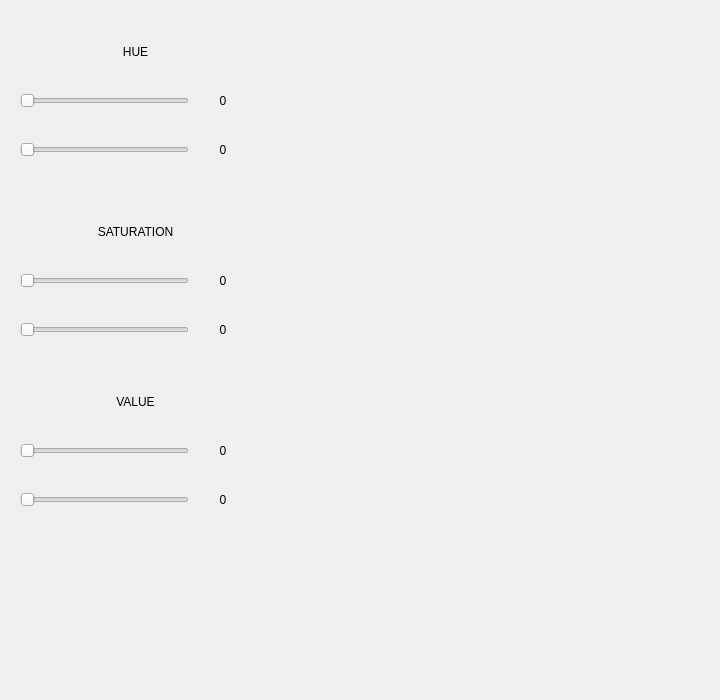
Old version of the form DAY_4/HW_002/qt_usb_cam_vision/ui/settingswindow.ui in the repository kinesis19/ROBIT_ROS2_HW.
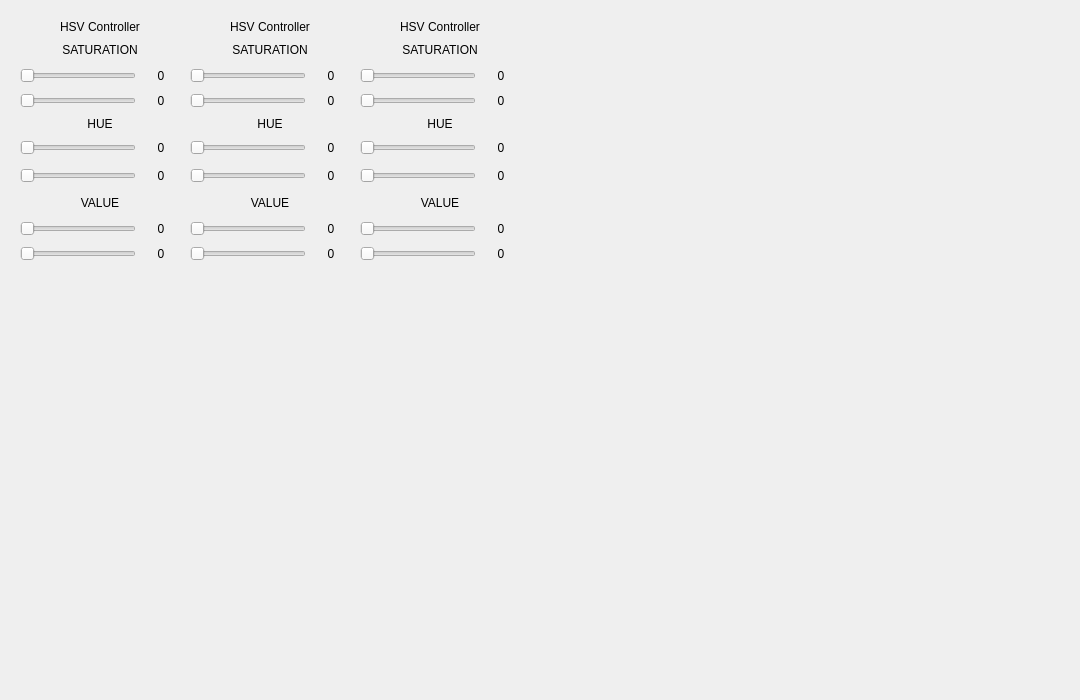
New version of the form. Icons and pictures are not drawn.

Patch:
```diff
--- a/DAY_4/HW_002/qt_usb_cam_vision/ui/settingswindow.ui
+++ b/DAY_4/HW_002/qt_usb_cam_vision/ui/settingswindow.ui
@@ -6,7 +6,7 @@
    <rect>
     <x>0</x>
     <y>0</y>
-    <width>720</width>
+    <width>1080</width>
     <height>700</height>
    </rect>
   </property>
@@ -18,13 +18,13 @@
   </property>
   <property name="minimumSize">
    <size>
-    <width>720</width>
+    <width>1080</width>
     <height>700</height>
    </size>
   </property>
   <property name="maximumSize">
    <size>
-    <width>720</width>
+    <width>1080</width>
     <height>700</height>
    </size>
   </property>
@@ -39,20 +39,26 @@
    <locale language="English" country="Australia"/>
   </property>
   <widget class="QWidget" name="centralwidget">
-   <widget class="QWidget" name="verticalLayoutWidget">
+   <widget class="QWidget" name="verticalLayoutWidget_4">
     <property name="geometry">
      <rect>
       <x>20</x>
-      <y>30</y>
-      <width>231</width>
-      <height>141</height>
+      <y>20</y>
+      <width>160</width>
+      <height>244</height>
      </rect>
     </property>
-    <layout class="QVBoxLayout" name="verticalLayout" stretch="1,1,1">
+    <layout class="QVBoxLayout" name="verticalLayout_4">
      <item>
-      <widget class="QLabel" name="label">
+      <widget class="QLabel" name="label_10">
+       <property name="sizePolicy">
+        <sizepolicy hsizetype="Expanding" vsizetype="Preferred">
+         <horstretch>0</horstretch>
+         <verstretch>0</verstretch>
+        </sizepolicy>
+       </property>
        <property name="text">
-        <string>HUE</string>
+        <string>HSV Controller</string>
        </property>
        <property name="alignment">
         <set>Qt::AlignmentFlag::AlignCenter</set>
@@ -60,63 +66,195 @@
       </widget>
      </item>
      <item>
-      <layout class="QHBoxLayout" name="horizontalLayout" stretch="3,1">
+      <layout class="QVBoxLayout" name="verticalLayout_2" stretch="1,1,1">
        <item>
-        <widget class="QSlider" name="horizontalSlider">
-         <property name="orientation">
-          <enum>Qt::Orientation::Horizontal</enum>
-         </property>
-        </widget>
-       </item>
-       <item>
-        <widget class="QLabel" name="label_2">
+        <widget class="QLabel" name="label_4">
          <property name="text">
-          <string>0</string>
+          <string>SATURATION</string>
          </property>
          <property name="alignment">
           <set>Qt::AlignmentFlag::AlignCenter</set>
          </property>
         </widget>
        </item>
+       <item>
+        <layout class="QHBoxLayout" name="horizontalLayout_3" stretch="3,1">
+         <item>
+          <widget class="QSlider" name="horizontalSlider_3">
+           <property name="orientation">
+            <enum>Qt::Orientation::Horizontal</enum>
+           </property>
+          </widget>
+         </item>
+         <item>
+          <widget class="QLabel" name="label_5">
+           <property name="text">
+            <string>0</string>
+           </property>
+           <property name="alignment">
+            <set>Qt::AlignmentFlag::AlignCenter</set>
+           </property>
+          </widget>
+         </item>
+        </layout>
+       </item>
+       <item>
+        <layout class="QHBoxLayout" name="horizontalLayout_4" stretch="3,1">
+         <item>
+          <widget class="QSlider" name="horizontalSlider_4">
+           <property name="orientation">
+            <enum>Qt::Orientation::Horizontal</enum>
+           </property>
+          </widget>
+         </item>
+         <item>
+          <widget class="QLabel" name="label_6">
+           <property name="text">
+            <string>0</string>
+           </property>
+           <property name="alignment">
+            <set>Qt::AlignmentFlag::AlignCenter</set>
+           </property>
+          </widget>
+         </item>
+        </layout>
+       </item>
       </layout>
      </item>
      <item>
-      <layout class="QHBoxLayout" name="horizontalLayout_2" stretch="3,1">
+      <layout class="QVBoxLayout" name="verticalLayout" stretch="0,1,1">
        <item>
-        <widget class="QSlider" name="horizontalSlider_2">
-         <property name="orientation">
-          <enum>Qt::Orientation::Horizontal</enum>
+        <widget class="QLabel" name="label">
+         <property name="text">
+          <string>HUE</string>
          </property>
+         <property name="alignment">
+          <set>Qt::AlignmentFlag::AlignCenter</set>
+         </property>
         </widget>
        </item>
        <item>
-        <widget class="QLabel" name="label_3">
+        <layout class="QHBoxLayout" name="horizontalLayout" stretch="3,1">
+         <item>
+          <widget class="QSlider" name="horizontalSlider">
+           <property name="orientation">
+            <enum>Qt::Orientation::Horizontal</enum>
+           </property>
+          </widget>
+         </item>
+         <item>
+          <widget class="QLabel" name="label_2">
+           <property name="text">
+            <string>0</string>
+           </property>
+           <property name="alignment">
+            <set>Qt::AlignmentFlag::AlignCenter</set>
+           </property>
+          </widget>
+         </item>
+        </layout>
+       </item>
+       <item>
+        <layout class="QHBoxLayout" name="horizontalLayout_2" stretch="3,1">
+         <item>
+          <widget class="QSlider" name="horizontalSlider_2">
+           <property name="orientation">
+            <enum>Qt::Orientation::Horizontal</enum>
+           </property>
+          </widget>
+         </item>
+         <item>
+          <widget class="QLabel" name="label_3">
+           <property name="text">
+            <string>0</string>
+           </property>
+           <property name="alignment">
+            <set>Qt::AlignmentFlag::AlignCenter</set>
+           </property>
+          </widget>
+         </item>
+        </layout>
+       </item>
+      </layout>
+     </item>
+     <item>
+      <layout class="QVBoxLayout" name="verticalLayout_3" stretch="1,1,1">
+       <item>
+        <widget class="QLabel" name="label_7">
          <property name="text">
-          <string>0</string>
+          <string>VALUE</string>
          </property>
          <property name="alignment">
           <set>Qt::AlignmentFlag::AlignCenter</set>
          </property>
         </widget>
        </item>
+       <item>
+        <layout class="QHBoxLayout" name="horizontalLayout_5" stretch="3,1">
+         <item>
+          <widget class="QSlider" name="horizontalSlider_5">
+           <property name="orientation">
+            <enum>Qt::Orientation::Horizontal</enum>
+           </property>
+          </widget>
+         </item>
+         <item>
+          <widget class="QLabel" name="label_8">
+           <property name="text">
+            <string>0</string>
+           </property>
+           <property name="alignment">
+            <set>Qt::AlignmentFlag::AlignCenter</set>
+           </property>
+          </widget>
+         </item>
+        </layout>
+       </item>
+       <item>
+        <layout class="QHBoxLayout" name="horizontalLayout_6" stretch="3,1">
+         <item>
+          <widget class="QSlider" name="horizontalSlider_6">
+           <property name="orientation">
+            <enum>Qt::Orientation::Horizontal</enum>
+           </property>
+          </widget>
+         </item>
+         <item>
+          <widget class="QLabel" name="label_9">
+           <property name="text">
+            <string>0</string>
+           </property>
+           <property name="alignment">
+            <set>Qt::AlignmentFlag::AlignCenter</set>
+           </property>
+          </widget>
+         </item>
+        </layout>
+       </item>
       </layout>
      </item>
     </layout>
    </widget>
-   <widget class="QWidget" name="verticalLayoutWidget_2">
+   <widget class="QWidget" name="verticalLayoutWidget_5">
     <property name="geometry">
      <rect>
-      <x>20</x>
-      <y>210</y>
-      <width>231</width>
-      <height>141</height>
+      <x>190</x>
+      <y>20</y>
+      <width>160</width>
+      <height>244</height>
      </rect>
     </property>
-    <layout class="QVBoxLayout" name="verticalLayout_2" stretch="1,1,1">
+    <layout class="QVBoxLayout" name="verticalLayout_5">
      <item>
-      <widget class="QLabel" name="label_4">
+      <widget class="QLabel" name="label_11">
+       <property name="sizePolicy">
+        <sizepolicy hsizetype="Expanding" vsizetype="Preferred">
+         <horstretch>0</horstretch>
+         <verstretch>0</verstretch>
+        </sizepolicy>
+       </property>
        <property name="text">
-        <string>SATURATION</string>
+        <string>HSV Controller</string>
        </property>
        <property name="alignment">
         <set>Qt::AlignmentFlag::AlignCenter</set>
@@ -124,63 +262,195 @@
       </widget>
      </item>
      <item>
-      <layout class="QHBoxLayout" name="horizontalLayout_3" stretch="3,1">
+      <layout class="QVBoxLayout" name="verticalLayout_6" stretch="1,1,1">
        <item>
-        <widget class="QSlider" name="horizontalSlider_3">
-         <property name="orientation">
-          <enum>Qt::Orientation::Horizontal</enum>
-         </property>
-        </widget>
-       </item>
-       <item>
-        <widget class="QLabel" name="label_5">
+        <widget class="QLabel" name="label_12">
          <property name="text">
-          <string>0</string>
+          <string>SATURATION</string>
          </property>
          <property name="alignment">
           <set>Qt::AlignmentFlag::AlignCenter</set>
          </property>
         </widget>
        </item>
+       <item>
+        <layout class="QHBoxLayout" name="horizontalLayout_7" stretch="3,1">
+         <item>
+          <widget class="QSlider" name="horizontalSlider_7">
+           <property name="orientation">
+            <enum>Qt::Orientation::Horizontal</enum>
+           </property>
+          </widget>
+         </item>
+         <item>
+          <widget class="QLabel" name="label_13">
+           <property name="text">
+            <string>0</string>
+           </property>
+           <property name="alignment">
+            <set>Qt::AlignmentFlag::AlignCenter</set>
+           </property>
+          </widget>
+         </item>
+        </layout>
+       </item>
+       <item>
+        <layout class="QHBoxLayout" name="horizontalLayout_8" stretch="3,1">
+         <item>
+          <widget class="QSlider" name="horizontalSlider_8">
+           <property name="orientation">
+            <enum>Qt::Orientation::Horizontal</enum>
+           </property>
+          </widget>
+         </item>
+         <item>
+          <widget class="QLabel" name="label_14">
+           <property name="text">
+            <string>0</string>
+           </property>
+           <property name="alignment">
+            <set>Qt::AlignmentFlag::AlignCenter</set>
+           </property>
+          </widget>
+         </item>
+        </layout>
+       </item>
       </layout>
      </item>
      <item>
-      <layout class="QHBoxLayout" name="horizontalLayout_4" stretch="3,1">
+      <layout class="QVBoxLayout" name="verticalLayout_7" stretch="0,1,1">
        <item>
-        <widget class="QSlider" name="horizontalSlider_4">
-         <property name="orientation">
-          <enum>Qt::Orientation::Horizontal</enum>
+        <widget class="QLabel" name="label_15">
+         <property name="text">
+          <string>HUE</string>
          </property>
+         <property name="alignment">
+          <set>Qt::AlignmentFlag::AlignCenter</set>
+         </property>
         </widget>
        </item>
        <item>
-        <widget class="QLabel" name="label_6">
+        <layout class="QHBoxLayout" name="horizontalLayout_9" stretch="3,1">
+         <item>
+          <widget class="QSlider" name="horizontalSlider_9">
+           <property name="orientation">
+            <enum>Qt::Orientation::Horizontal</enum>
+           </property>
+          </widget>
+         </item>
+         <item>
+          <widget class="QLabel" name="label_16">
+           <property name="text">
+            <string>0</string>
+           </property>
+           <property name="alignment">
+            <set>Qt::AlignmentFlag::AlignCenter</set>
+           </property>
+          </widget>
+         </item>
+        </layout>
+       </item>
+       <item>
+        <layout class="QHBoxLayout" name="horizontalLayout_10" stretch="3,1">
+         <item>
+          <widget class="QSlider" name="horizontalSlider_10">
+           <property name="orientation">
+            <enum>Qt::Orientation::Horizontal</enum>
+           </property>
+          </widget>
+         </item>
+         <item>
+          <widget class="QLabel" name="label_17">
+           <property name="text">
+            <string>0</string>
+           </property>
+           <property name="alignment">
+            <set>Qt::AlignmentFlag::AlignCenter</set>
+           </property>
+          </widget>
+         </item>
+        </layout>
+       </item>
+      </layout>
+     </item>
+     <item>
+      <layout class="QVBoxLayout" name="verticalLayout_8" stretch="1,1,1">
+       <item>
+        <widget class="QLabel" name="label_18">
          <property name="text">
-          <string>0</string>
+          <string>VALUE</string>
          </property>
          <property name="alignment">
           <set>Qt::AlignmentFlag::AlignCenter</set>
          </property>
         </widget>
        </item>
+       <item>
+        <layout class="QHBoxLayout" name="horizontalLayout_11" stretch="3,1">
+         <item>
+          <widget class="QSlider" name="horizontalSlider_11">
+           <property name="orientation">
+            <enum>Qt::Orientation::Horizontal</enum>
+           </property>
+          </widget>
+         </item>
+         <item>
+          <widget class="QLabel" name="label_19">
+           <property name="text">
+            <string>0</string>
+           </property>
+           <property name="alignment">
+            <set>Qt::AlignmentFlag::AlignCenter</set>
+           </property>
+          </widget>
+         </item>
+        </layout>
+       </item>
+       <item>
+        <layout class="QHBoxLayout" name="horizontalLayout_12" stretch="3,1">
+         <item>
+          <widget class="QSlider" name="horizontalSlider_12">
+           <property name="orientation">
+            <enum>Qt::Orientation::Horizontal</enum>
+           </property>
+          </widget>
+         </item>
+         <item>
+          <widget class="QLabel" name="label_20">
+           <property name="text">
+            <string>0</string>
+           </property>
+           <property name="alignment">
+            <set>Qt::AlignmentFlag::AlignCenter</set>
+           </property>
+          </widget>
+         </item>
+        </layout>
+       </item>
       </layout>
      </item>
     </layout>
    </widget>
-   <widget class="QWidget" name="verticalLayoutWidget_3">
+   <widget class="QWidget" name="verticalLayoutWidget_6">
     <property name="geometry">
      <rect>
-      <x>20</x>
-      <y>380</y>
-      <width>231</width>
-      <height>141</height>
+      <x>360</x>
+      <y>20</y>
+      <width>160</width>
+      <height>244</height>
      </rect>
     </property>
-    <layout class="QVBoxLayout" name="verticalLayout_3" stretch="1,1,1">
+    <layout class="QVBoxLayout" name="verticalLayout_9">
      <item>
-      <widget class="QLabel" name="label_7">
+      <widget class="QLabel" name="label_21">
+       <property name="sizePolicy">
+        <sizepolicy hsizetype="Expanding" vsizetype="Preferred">
+         <horstretch>0</horstretch>
+         <verstretch>0</verstretch>
+        </sizepolicy>
+       </property>
        <property name="text">
-        <string>VALUE</string>
+        <string>HSV Controller</string>
        </property>
        <property name="alignment">
         <set>Qt::AlignmentFlag::AlignCenter</set>
@@ -188,45 +458,171 @@
       </widget>
      </item>
      <item>
-      <layout class="QHBoxLayout" name="horizontalLayout_5" stretch="3,1">
+      <layout class="QVBoxLayout" name="verticalLayout_10" stretch="1,1,1">
        <item>
-        <widget class="QSlider" name="horizontalSlider_5">
-         <property name="orientation">
-          <enum>Qt::Orientation::Horizontal</enum>
-         </property>
-        </widget>
-       </item>
-       <item>
-        <widget class="QLabel" name="label_8">
+        <widget class="QLabel" name="label_22">
          <property name="text">
-          <string>0</string>
+          <string>SATURATION</string>
          </property>
          <property name="alignment">
           <set>Qt::AlignmentFlag::AlignCenter</set>
          </property>
         </widget>
        </item>
+       <item>
+        <layout class="QHBoxLayout" name="horizontalLayout_13" stretch="3,1">
+         <item>
+          <widget class="QSlider" name="horizontalSlider_13">
+           <property name="orientation">
+            <enum>Qt::Orientation::Horizontal</enum>
+           </property>
+          </widget>
+         </item>
+         <item>
+          <widget class="QLabel" name="label_23">
+           <property name="text">
+            <string>0</string>
+           </property>
+           <property name="alignment">
+            <set>Qt::AlignmentFlag::AlignCenter</set>
+           </property>
+          </widget>
+         </item>
+        </layout>
+       </item>
+       <item>
+        <layout class="QHBoxLayout" name="horizontalLayout_14" stretch="3,1">
+         <item>
+          <widget class="QSlider" name="horizontalSlider_14">
+           <property name="orientation">
+            <enum>Qt::Orientation::Horizontal</enum>
+           </property>
+          </widget>
+         </item>
+         <item>
+          <widget class="QLabel" name="label_24">
+           <property name="text">
+            <string>0</string>
+           </property>
+           <property name="alignment">
+            <set>Qt::AlignmentFlag::AlignCenter</set>
+           </property>
+          </widget>
+         </item>
+        </layout>
+       </item>
       </layout>
      </item>
      <item>
-      <layout class="QHBoxLayout" name="horizontalLayout_6" stretch="3,1">
+      <layout class="QVBoxLayout" name="verticalLayout_11" stretch="0,1,1">
        <item>
-        <widget class="QSlider" name="horizontalSlider_6">
-         <property name="orientation">
-          <enum>Qt::Orientation::Horizontal</enum>
+        <widget class="QLabel" name="label_25">
+         <property name="text">
+          <string>HUE</string>
          </property>
+         <property name="alignment">
+          <set>Qt::AlignmentFlag::AlignCenter</set>
+         </property>
         </widget>
        </item>
        <item>
-        <widget class="QLabel" name="label_9">
+        <layout class="QHBoxLayout" name="horizontalLayout_15" stretch="3,1">
+         <item>
+          <widget class="QSlider" name="horizontalSlider_15">
+           <property name="orientation">
+            <enum>Qt::Orientation::Horizontal</enum>
+           </property>
+          </widget>
+         </item>
+         <item>
+          <widget class="QLabel" name="label_26">
+           <property name="text">
+            <string>0</string>
+           </property>
+           <property name="alignment">
+            <set>Qt::AlignmentFlag::AlignCenter</set>
+           </property>
+          </widget>
+         </item>
+        </layout>
+       </item>
+       <item>
+        <layout class="QHBoxLayout" name="horizontalLayout_16" stretch="3,1">
+         <item>
+          <widget class="QSlider" name="horizontalSlider_16">
+           <property name="orientation">
+            <enum>Qt::Orientation::Horizontal</enum>
+           </property>
+          </widget>
+         </item>
+         <item>
+          <widget class="QLabel" name="label_27">
+           <property name="text">
+            <string>0</string>
+           </property>
+           <property name="alignment">
+            <set>Qt::AlignmentFlag::AlignCenter</set>
+           </property>
+          </widget>
+         </item>
+        </layout>
+       </item>
+      </layout>
+     </item>
+     <item>
+      <layout class="QVBoxLayout" name="verticalLayout_12" stretch="1,1,1">
+       <item>
+        <widget class="QLabel" name="label_28">
          <property name="text">
-          <string>0</string>
+          <string>VALUE</string>
          </property>
          <property name="alignment">
           <set>Qt::AlignmentFlag::AlignCenter</set>
          </property>
         </widget>
        </item>
+       <item>
+        <layout class="QHBoxLayout" name="horizontalLayout_17" stretch="3,1">
+         <item>
+          <widget class="QSlider" name="horizontalSlider_17">
+           <property name="orientation">
+            <enum>Qt::Orientation::Horizontal</enum>
+           </property>
+          </widget>
+         </item>
+         <item>
+          <widget class="QLabel" name="label_29">
+           <property name="text">
+            <string>0</string>
+           </property>
+           <property name="alignment">
+            <set>Qt::AlignmentFlag::AlignCenter</set>
+           </property>
+          </widget>
+         </item>
+        </layout>
+       </item>
+       <item>
+        <layout class="QHBoxLayout" name="horizontalLayout_18" stretch="3,1">
+         <item>
+          <widget class="QSlider" name="horizontalSlider_18">
+           <property name="orientation">
+            <enum>Qt::Orientation::Horizontal</enum>
+           </property>
+          </widget>
+         </item>
+         <item>
+          <widget class="QLabel" name="label_30">
+           <property name="text">
+            <string>0</string>
+           </property>
+           <property name="alignment">
+            <set>Qt::AlignmentFlag::AlignCenter</set>
+           </property>
+          </widget>
+         </item>
+        </layout>
+       </item>
       </layout>
      </item>
     </layout>
```
